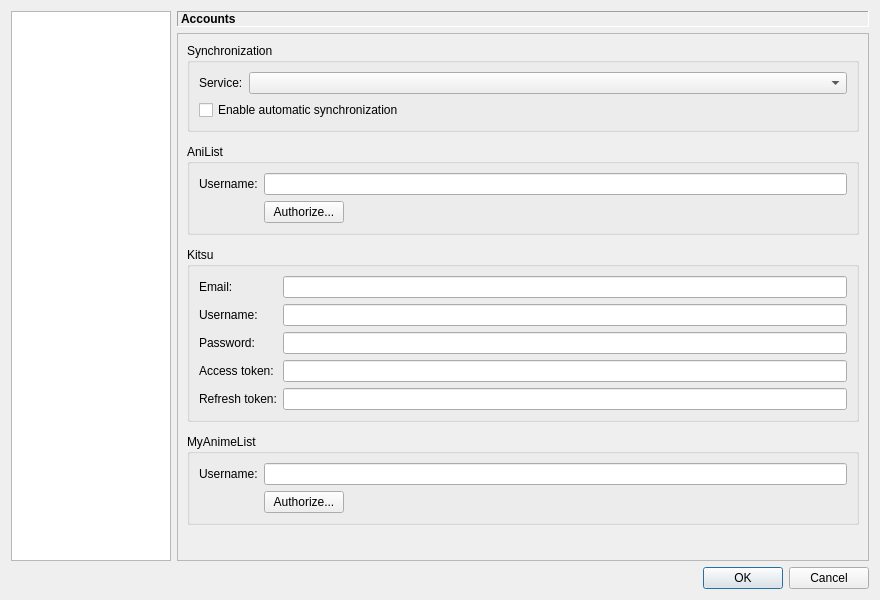
First picture: the form in src/gui/settings/settings_dialog.ui, repository erengy/taiga, before the edit.
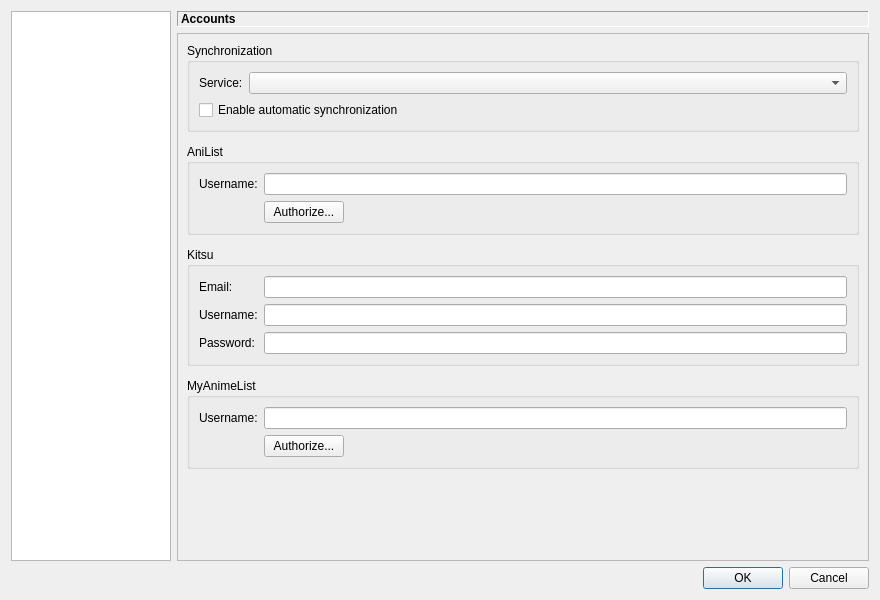
Second picture: the form after the edit. The open tabs and pages were chosen to show the change.

Commit message: Kitsu: Authenticate with password

The edit to the form file:
```diff
--- a/src/gui/settings/settings_dialog.ui
+++ b/src/gui/settings/settings_dialog.ui
@@ -265,40 +265,6 @@
                     </property>
                    </widget>
                   </item>
-                  <item row="3" column="0">
-                   <widget class="QLabel" name="kitsuAccessTokenLabel">
-                    <property name="text">
-                     <string>Access token:</string>
-                    </property>
-                    <property name="buddy">
-                     <cstring>kitsuAccessTokenLineEdit</cstring>
-                    </property>
-                   </widget>
-                  </item>
-                  <item row="3" column="1">
-                   <widget class="QLineEdit" name="kitsuAccessTokenLineEdit">
-                    <property name="echoMode">
-                     <enum>QLineEdit::EchoMode::Password</enum>
-                    </property>
-                   </widget>
-                  </item>
-                  <item row="4" column="0">
-                   <widget class="QLabel" name="kitsuRefreshTokenLabel">
-                    <property name="text">
-                     <string>Refresh token:</string>
-                    </property>
-                    <property name="buddy">
-                     <cstring>kitsuRefreshTokenLineEdit</cstring>
-                    </property>
-                   </widget>
-                  </item>
-                  <item row="4" column="1">
-                   <widget class="QLineEdit" name="kitsuRefreshTokenLineEdit">
-                    <property name="echoMode">
-                     <enum>QLineEdit::EchoMode::Password</enum>
-                    </property>
-                   </widget>
-                  </item>
                  </layout>
                 </widget>
                </item>
```
The commit also changes 4 other files.
